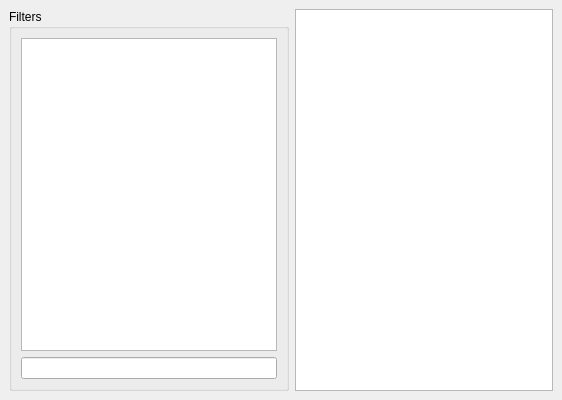
Old version of the form apps/opencs/views/idlist.ui in the repository zinnschlag/openmw.
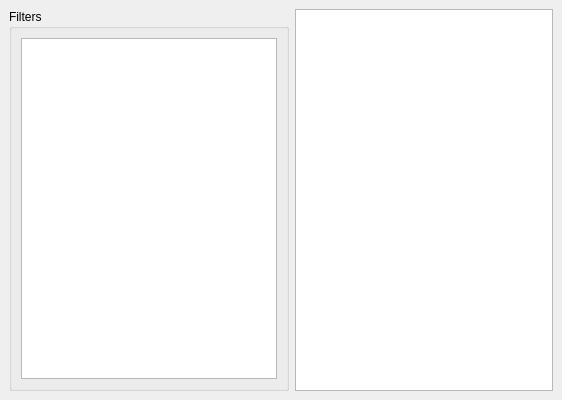
New version of the form.

Commit message: Switched idlist form tree to table

Patch:
```diff
--- a/apps/opencs/views/idlist.ui
+++ b/apps/opencs/views/idlist.ui
@@ -18,7 +18,7 @@
   </property>
   <property name="minimumSize">
    <size>
-    <width>412</width>
+    <width>490</width>
     <height>400</height>
    </size>
   </property>
@@ -67,9 +67,6 @@
          </property>
         </widget>
        </item>
-       <item>
-        <widget class="QLineEdit" name="lineEdit"/>
-       </item>
       </layout>
      </widget>
     </item>
```
Left out of the diff: 28 changed lines with no effect on the pictures. The commit also changes 6 other files.
